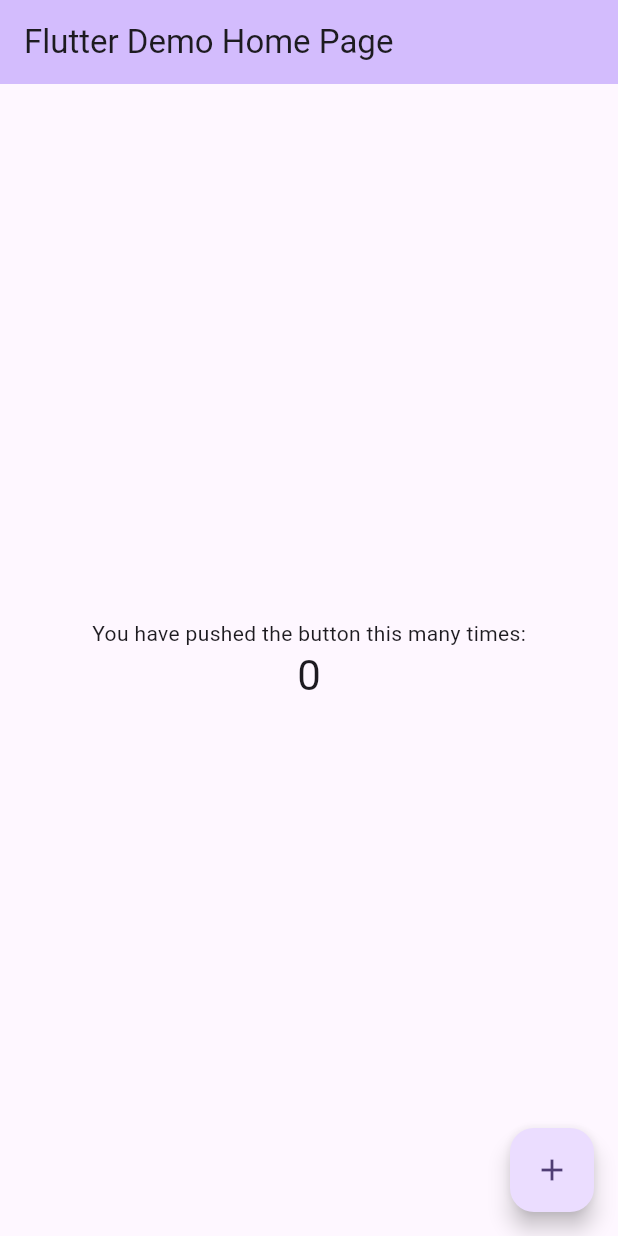
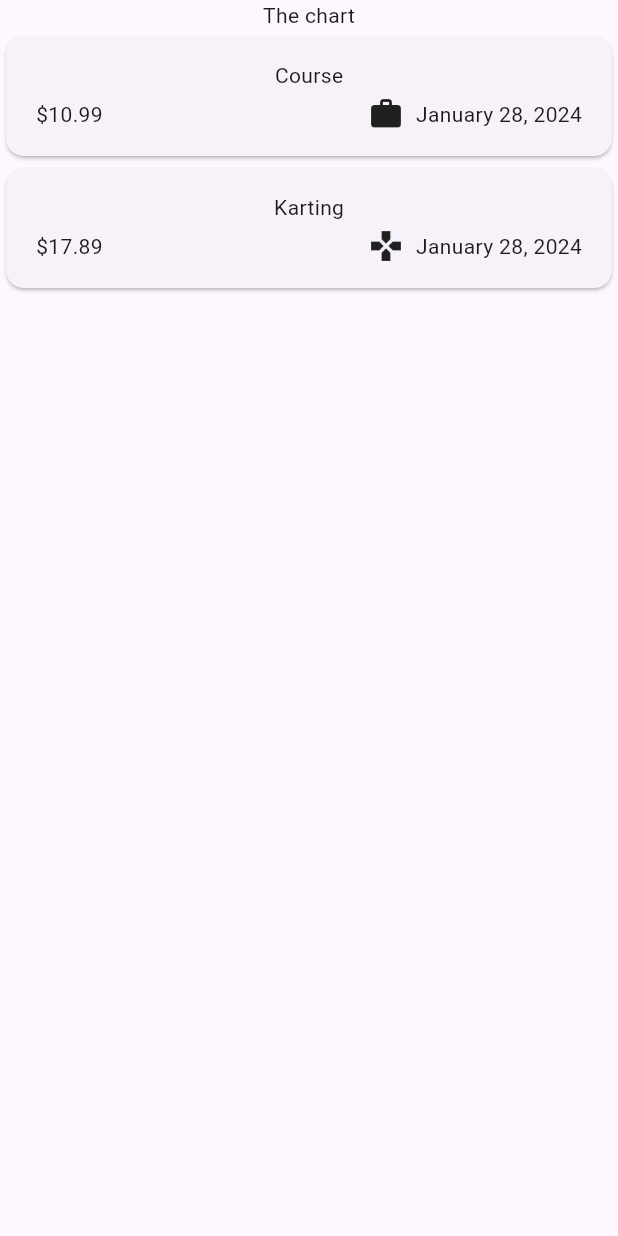
Before and after one commit to andreitecsor/expense_tracker, a Flutter app: the screen it shows after launch, on a phone screen of 412 x 824 dp. Run offline on Flutter 3.47's test engine with Material 3 defaults, Android fonts, the phone set to English and light mode, and no system bars.

Commit message:
Created mocked ListView

```diff
--- a/lib/main.dart
+++ b/lib/main.dart
@@ -1,125 +1,10 @@
+import 'package:expense_tracker/widgets/expenses.dart';
 import 'package:flutter/material.dart';
 
 void main() {
-  runApp(const MyApp());
+  runApp(
+    MaterialApp(
+      home: Expenses(),
+    ),
+  );
 }
-
-class MyApp extends StatelessWidget {
-  const MyApp({super.key});
-
-  // This widget is the root of your application.
-  @override
-  Widget build(BuildContext context) {
-    return MaterialApp(
-      title: 'Flutter Demo',
-      theme: ThemeData(
-        // This is the theme of your application.
-        //
-        // TRY THIS: Try running your application with "flutter run". You'll see
-        // the application has a purple toolbar. Then, without quitting the app,
-        // try changing the seedColor in the colorScheme below to Colors.green
-        // and then invoke "hot reload" (save your changes or press the "hot
-        // reload" button in a Flutter-supported IDE, or press "r" if you used
-        // the command line to start the app).
-        //
-        // Notice that the counter didn't reset back to zero; the application
-        // state is not lost during the reload. To reset the state, use hot
-        // restart instead.
-        //
-        // This works for code too, not just values: Most code changes can be
-        // tested with just a hot reload.
-        colorScheme: ColorScheme.fromSeed(seedColor: Colors.deepPurple),
-        useMaterial3: true,
-      ),
-      home: const MyHomePage(title: 'Flutter Demo Home Page'),
-    );
-  }
-}
-
-class MyHomePage extends StatefulWidget {
-  const MyHomePage({super.key, required this.title});
-
-  // This widget is the home page of your application. It is stateful, meaning
-  // that it has a State object (defined below) that contains fields that affect
-  // how it looks.
-
-  // This class is the configuration for the state. It holds the values (in this
-  // case the title) provided by the parent (in this case the App widget) and
-  // used by the build method of the State. Fields in a Widget subclass are
-  // always marked "final".
-
-  final String title;
-
-  @override
-  State<MyHomePage> createState() => _MyHomePageState();
-}
-
-class _MyHomePageState extends State<MyHomePage> {
-  int _counter = 0;
-
-  void _incrementCounter() {
-    setState(() {
-      // This call to setState tells the Flutter framework that something has
-      // changed in this State, which causes it to rerun the build method below
-      // so that the display can reflect the updated values. If we changed
-      // _counter without calling setState(), then the build method would not be
-      // called again, and so nothing would appear to happen.
-      _counter++;
-    });
-  }
-
-  @override
-  Widget build(BuildContext context) {
-    // This method is rerun every time setState is called, for instance as done
-    // by the _incrementCounter method above.
-    //
-    // The Flutter framework has been optimized to make rerunning build methods
-    // fast, so that you can just rebuild anything that needs updating rather
-    // than having to individually change instances of widgets.
-    return Scaffold(
-      appBar: AppBar(
-        // TRY THIS: Try changing the color here to a specific color (to
-        // Colors.amber, perhaps?) and trigger a hot reload to see the AppBar
-        // change color while the other colors stay the same.
-        backgroundColor: Theme.of(context).colorScheme.inversePrimary,
-        // Here we take the value from the MyHomePage object that was created by
-        // the App.build method, and use it to set our appbar title.
-        title: Text(widget.title),
-      ),
-      body: Center(
-        // Center is a layout widget. It takes a single child and positions it
-        // in the middle of the parent.
-        child: Column(
-          // Column is also a layout widget. It takes a list of children and
-          // arranges them vertically. By default, it sizes itself to fit its
-          // children horizontally, and tries to be as tall as its parent.
-          //
-          // Column has various properties to control how it sizes itself and
-          // how it positions its children. Here we use mainAxisAlignment to
-          // center the children vertically; the main axis here is the vertical
-          // axis because Columns are vertical (the cross axis would be
-          // horizontal).
-          //
-          // TRY THIS: Invoke "debug painting" (choose the "Toggle Debug Paint"
-          // action in the IDE, or press "p" in the console), to see the
-          // wireframe for each widget.
-          mainAxisAlignment: MainAxisAlignment.center,
-          children: <Widget>[
-            const Text(
-              'You have pushed the button this many times:',
-            ),
-            Text(
-              '$_counter',
-              style: Theme.of(context).textTheme.headlineMedium,
-            ),
-          ],
-        ),
-      ),
-      floatingActionButton: FloatingActionButton(
-        onPressed: _incrementCounter,
-        tooltip: 'Increment',
-        child: const Icon(Icons.add),
-      ), // This trailing comma makes auto-formatting nicer for build methods.
-    );
-  }
-}
--- /dev/null
+++ b/lib/models/expense.dart
@@ -0,0 +1,35 @@
+import 'package:flutter/material.dart';
+import 'package:uuid/uuid.dart';
+import 'package:intl/intl.dart';
+
+final formatter = DateFormat.yMMMMd('en_US');
+
+const uuid = Uuid();
+
+enum Category { food, travel, leisure, work }
+
+const categoryIcons = {
+  Category.food: Icons.fastfood,
+  Category.travel: Icons.airplane_ticket,
+  Category.leisure: Icons.gamepad,
+  Category.work: Icons.work
+};
+
+class Expense {
+  final String id;
+  final String title;
+  final double amount;
+  final DateTime date;
+  final Category category;
+
+  Expense(
+      {required this.category,
+      required this.title,
+      required this.amount,
+      required this.date})
+      : id = uuid.v4();
+
+  String get formattedDate {
+    return formatter.format(date);
+  }
+}
--- /dev/null
+++ b/lib/widgets/expenses.dart
@@ -0,0 +1,41 @@
+import 'package:expense_tracker/widgets/expenses_list/expenses_list.dart';
+import 'package:expense_tracker/models/expense.dart';
+import 'package:flutter/material.dart';
+
+class Expenses extends StatefulWidget {
+  const Expenses({super.key});
+
+  @override
+  State<Expenses> createState() {
+    return _ExpensesState();
+  }
+}
+
+class _ExpensesState extends State<Expenses> {
+  final List<Expense> _registeredExpenses = [
+    Expense(
+        title: 'Course',
+        amount: 10.99,
+        date: DateTime.now(),
+        category: Category.work),
+    Expense(
+        category: Category.leisure,
+        title: 'Karting',
+        amount: 17.89,
+        date: DateTime.now())
+  ];
+
+  @override
+  Widget build(BuildContext context) {
+    return Scaffold(
+      body: Column(
+        children: [
+          const Text('The chart'),
+          Expanded(
+            child: ExpensesList(expenses: _registeredExpenses),
+          ),
+        ],
+      ),
+    );
+  }
+}
--- /dev/null
+++ b/lib/widgets/expenses_list/expense_item.dart
@@ -0,0 +1,39 @@
+import 'package:expense_tracker/models/expense.dart';
+import 'package:flutter/material.dart';
+
+class ExpenseItem extends StatelessWidget {
+  final Expense expense;
+
+  const ExpenseItem(this.expense, {super.key});
+
+  @override
+  Widget build(BuildContext context) {
+    return Card(
+      child: Padding(
+        padding: const EdgeInsets.symmetric(
+          horizontal: 20,
+          vertical: 16,
+        ),
+        child: Column(
+          children: [
+            Text(expense.title),
+            const SizedBox(height: 4),
+            Row(
+              children: [
+                Text('\$${expense.amount.toStringAsFixed(2)}'),
+                const Spacer(),
+                Row(
+                  children: [
+                    Icon(categoryIcons[expense.category]),
+                    const SizedBox(width: 8),
+                    Text(expense.formattedDate)
+                  ],
+                ),
+              ],
+            )
+          ],
+        ),
+      ),
+    );
+  }
+}
--- /dev/null
+++ b/lib/widgets/expenses_list/expenses_list.dart
@@ -0,0 +1,17 @@
+import 'package:expense_tracker/models/expense.dart';
+import 'package:expense_tracker/widgets/expenses_list/expense_item.dart';
+import 'package:flutter/material.dart';
+
+class ExpensesList extends StatelessWidget {
+  final List<Expense> expenses;
+
+  const ExpensesList({super.key, required this.expenses});
+
+  @override
+  Widget build(BuildContext context) {
+    return ListView.builder(
+      itemCount: expenses.length,
+      itemBuilder: (ctx, index) => ExpenseItem(expenses[index]),
+    );
+  }
+}
--- a/pubspec.yaml
+++ b/pubspec.yaml
@@ -35,6 +35,8 @@ dependencies:
   # The following adds the Cupertino Icons font to your application.
   # Use with the CupertinoIcons class for iOS style icons.
   cupertino_icons: ^1.0.2
+  uuid: ^4.3.3
+  intl: ^0.19.0
 
 dev_dependencies:
   flutter_test:
```
Also changed, not shown: pubspec.lock, 2 other files.
